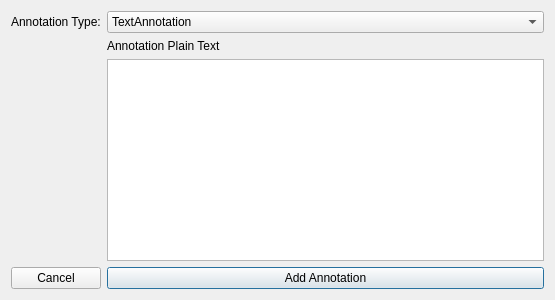
This is dialogs/ui/addannotationdialog.ui in situx/geowebannotation as Qt 5 draws it before an edit. The edited form follows.
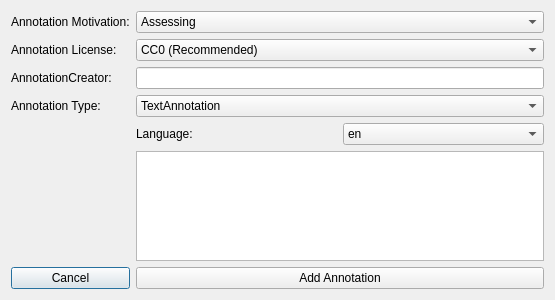
This is the edited form.

Commit message: Annotation layer fixes

```diff
--- a/dialogs/ui/addannotationdialog.ui
+++ b/dialogs/ui/addannotationdialog.ui
@@ -14,7 +14,121 @@
    <string>Add Annotation</string>
   </property>
   <layout class="QGridLayout" name="gridLayout">
+   <item row="0" column="0">
+    <widget class="QLabel" name="label_3">
+     <property name="text">
+      <string>Annotation Motivation:</string>
+     </property>
+    </widget>
+   </item>
    <item row="0" column="1">
+    <widget class="QComboBox" name="annotationMotivationComboBox">
+     <item>
+      <property name="text">
+       <string>Assessing</string>
+      </property>
+     </item>
+     <item>
+      <property name="text">
+       <string>Bookmarking</string>
+      </property>
+     </item>
+     <item>
+      <property name="text">
+       <string>Classifying</string>
+      </property>
+     </item>
+     <item>
+      <property name="text">
+       <string>Commenting</string>
+      </property>
+     </item>
+     <item>
+      <property name="text">
+       <string>Describing</string>
+      </property>
+     </item>
+     <item>
+      <property name="text">
+       <string>Editing</string>
+      </property>
+     </item>
+     <item>
+      <property name="text">
+       <string>Highlighting</string>
+      </property>
+     </item>
+     <item>
+      <property name="text">
+       <string>Identifying</string>
+      </property>
+     </item>
+     <item>
+      <property name="text">
+       <string>Linking</string>
+      </property>
+     </item>
+     <item>
+      <property name="text">
+       <string>Moderating</string>
+      </property>
+     </item>
+     <item>
+      <property name="text">
+       <string>Questioning</string>
+      </property>
+     </item>
+     <item>
+      <property name="text">
+       <string>Replying</string>
+      </property>
+     </item>
+     <item>
+      <property name="text">
+       <string>Tagging</string>
+      </property>
+     </item>
+    </widget>
+   </item>
+   <item row="1" column="0">
+    <widget class="QLabel" name="label_4">
+     <property name="text">
+      <string>Annotation License:</string>
+     </property>
+    </widget>
+   </item>
+   <item row="1" column="1">
+    <widget class="QComboBox" name="licenseComboBox">
+     <item>
+      <property name="text">
+       <string>CC0 (Recommended)</string>
+      </property>
+     </item>
+     <item>
+      <property name="text">
+       <string>CC-BY-SA 4.0</string>
+      </property>
+     </item>
+    </widget>
+   </item>
+   <item row="2" column="0">
+    <widget class="QLabel" name="label_5">
+     <property name="text">
+      <string>AnnotationCreator:</string>
+     </property>
+    </widget>
+   </item>
+   <item row="2" column="1">
+    <widget class="QLineEdit" name="creatorLineEdit"/>
+   </item>
+   <item row="3" column="0">
+    <widget class="QLabel" name="label">
+     <property name="text">
+      <string>Annotation Type:</string>
+     </property>
+    </widget>
+   </item>
+   <item row="3" column="1">
     <widget class="QComboBox" name="annotationTypeCBox">
      <item>
       <property name="text">
@@ -38,37 +152,43 @@
      </item>
     </widget>
    </item>
-   <item row="1" column="1">
-    <widget class="QLabel" name="label_2">
-     <property name="text">
-      <string>Annotation Plain Text</string>
-     </property>
-    </widget>
+   <item row="4" column="1">
+    <layout class="QHBoxLayout" name="horizontalLayout">
+     <item>
+      <widget class="QLabel" name="chooseLanguageLabel">
+       <property name="text">
+        <string>Language:</string>
+       </property>
+      </widget>
+     </item>
+     <item>
+      <widget class="QComboBox" name="chooseLanguageComboBox">
+       <item>
+        <property name="text">
+         <string>en</string>
+        </property>
+       </item>
+      </widget>
+     </item>
+    </layout>
    </item>
-   <item row="0" column="0">
-    <widget class="QLabel" name="label">
-     <property name="text">
-      <string>Annotation Type:</string>
-     </property>
-    </widget>
-   </item>
-   <item row="2" column="1">
+   <item row="5" column="1">
     <widget class="QPlainTextEdit" name="textAnnotationEdit"/>
    </item>
-   <item row="3" column="1">
-    <widget class="QPushButton" name="addAnnotationButton">
-     <property name="text">
-      <string>Add Annotation</string>
-     </property>
-    </widget>
-   </item>
-   <item row="3" column="0">
+   <item row="6" column="0">
     <widget class="QPushButton" name="cancelButton">
      <property name="text">
       <string>Cancel</string>
      </property>
     </widget>
    </item>
+   <item row="6" column="1">
+    <widget class="QPushButton" name="addAnnotationButton">
+     <property name="text">
+      <string>Add Annotation</string>
+     </property>
+    </widget>
+   </item>
   </layout>
  </widget>
  <resources/>
```
The commit also changes 4 other files.
